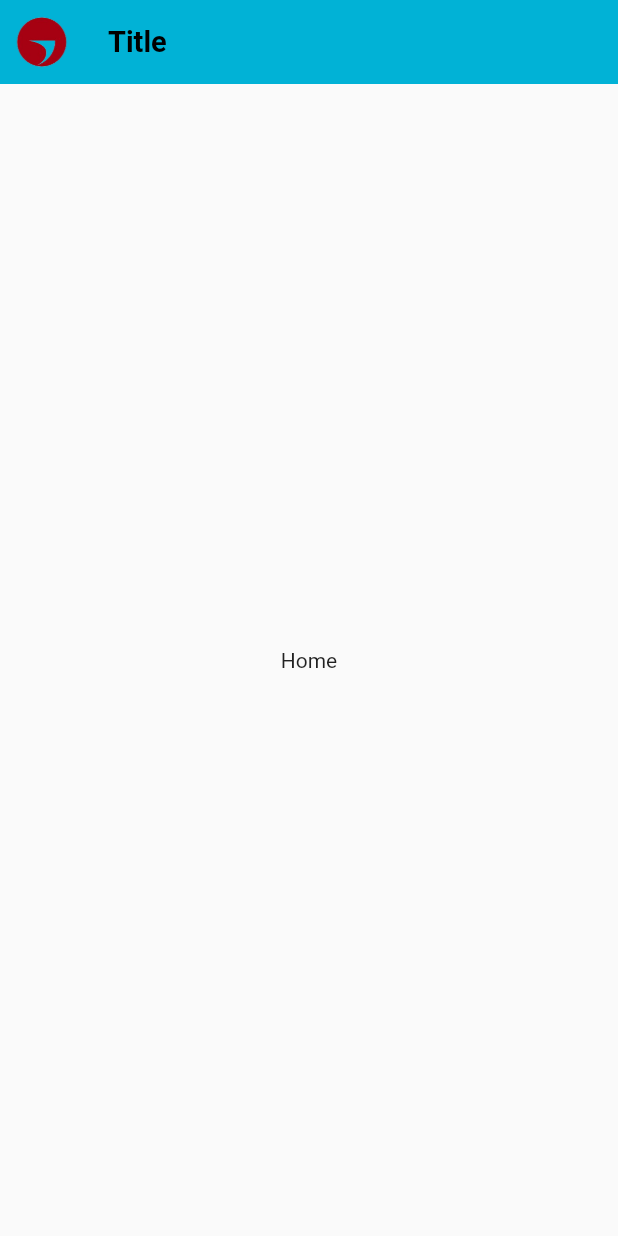
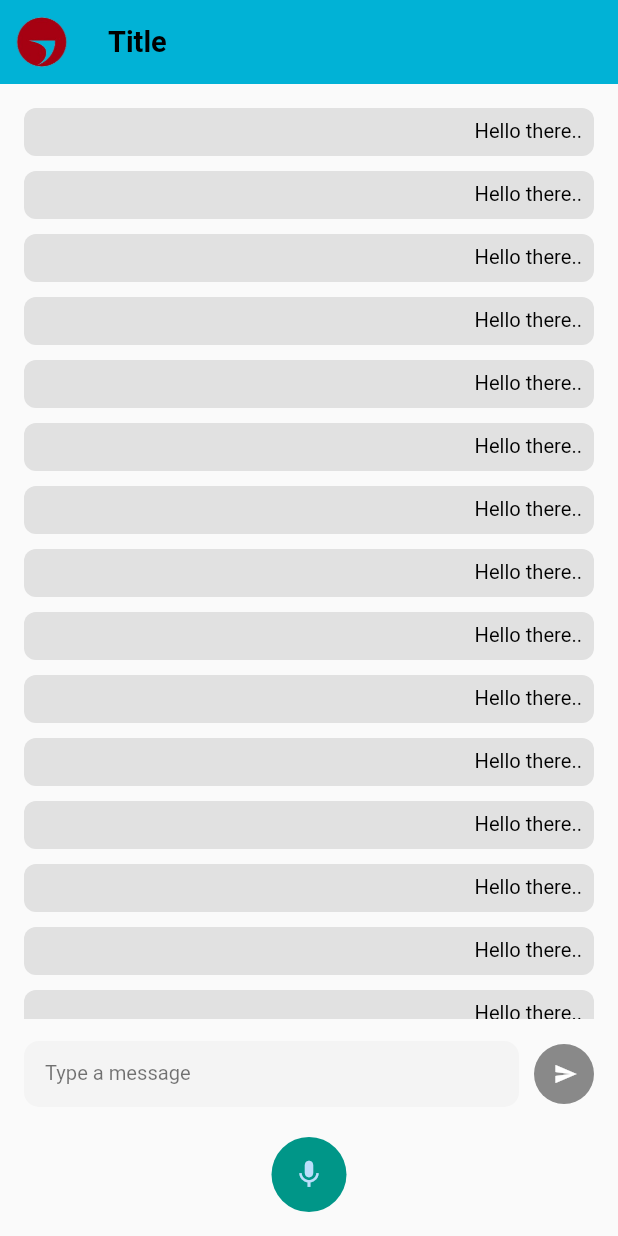
Before and after one commit to rishal-ahmed/gritstone-test, a Flutter app: the screen it shows after launch, on a phone screen of 412 x 824 dp. Run offline on Flutter 3.47's test engine with Material 2 defaults, Android fonts, the light colour scheme and no system bars; our stand-ins replace flutter_riverpod, responsive_sizer.

Commit message:
Home ~ UI -> Created!

```diff
--- a/lib/presentation/screens/home/screen_home.dart
+++ b/lib/presentation/screens/home/screen_home.dart
@@ -1,18 +1,91 @@
 import 'package:flutter/material.dart';
 import 'package:flutter_riverpod/flutter_riverpod.dart';
+import 'package:gritstone_test/core/constant/colors.dart';
+import 'package:gritstone_test/core/constant/sizes.dart';
+import 'package:gritstone_test/domain/utils/text/text_utils.dart';
 import 'package:gritstone_test/presentation/widgets/appbar/appbar.dart';
+import 'package:gritstone_test/presentation/widgets/text_fields/text_field_widget.dart';
 
 class ScreenHome extends ConsumerWidget {
   const ScreenHome({super.key});
 
   @override
   Widget build(BuildContext context, WidgetRef ref) {
-    return const Scaffold(
-      appBar: AppbarWidget(
+    return Scaffold(
+      appBar: const AppbarWidget(
         logo: true,
         title: 'Title',
       ),
-      body: Center(child: Text('Home')),
+      body: SafeArea(
+        child: Padding(
+          padding: const EdgeInsets.all(16.0),
+          child: Column(
+            children: [
+              //* ==--==--==--==-- Notes --==--==--==--==
+              Expanded(
+                child: ListView.separated(
+                  itemBuilder: (context, index) {
+                    return Container(
+                      padding: const EdgeInsets.all(8),
+                      decoration: BoxDecoration(
+                          color: kBlack10,
+                          borderRadius: BorderRadius.circular(8)),
+                      child: Text(
+                        'Hello there..',
+                        textAlign: TextAlign.end,
+                        style: TextUtils.theme(context).bodyMedium?.copyWith(
+                              color: kBlack,
+                            ),
+                      ),
+                    );
+                  },
+                  separatorBuilder: (context, index) {
+                    return kHeight10;
+                  },
+                  itemCount: 20,
+                ),
+              ),
+              kHeight15,
+
+              //* ==--==--==--==-- Type/Voice Fields --==--==--==--==
+              Column(
+                children: [
+                  Row(
+                    children: [
+                      const Expanded(
+                        child: TextFeildWidget(
+                          hintText: 'Type a message',
+                        ),
+                      ),
+                      kWidth10,
+                      InkWell(
+                        onLongPress: () {},
+                        child: const CircleAvatar(
+                          radius: 20,
+                          backgroundColor: kBlack45,
+                          child: Padding(
+                            padding: EdgeInsets.only(left: 2.0),
+                            child: Icon(Icons.send, size: 16, color: kWhite),
+                          ),
+                        ),
+                      ),
+                    ],
+                  ),
+                  kHeight20,
+                  InkWell(
+                    onLongPress: () {},
+                    child: const CircleAvatar(
+                      radius: 25,
+                      backgroundColor: kTeal,
+                      child: Icon(Icons.mic, size: 22),
+                    ),
+                  ),
+                ],
+              )
+            ],
+          ),
+        ),
+      ),
     );
   }
 }
```
